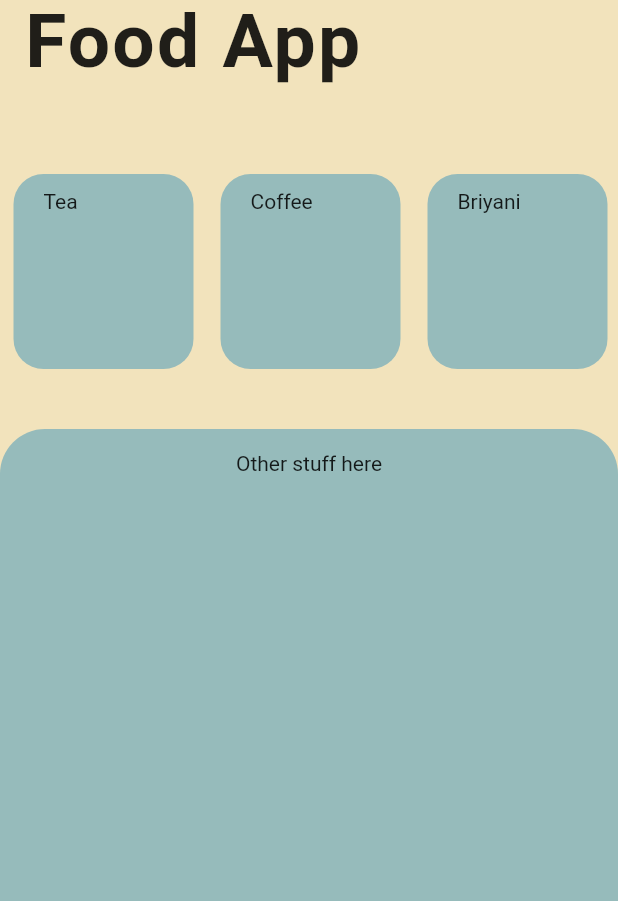
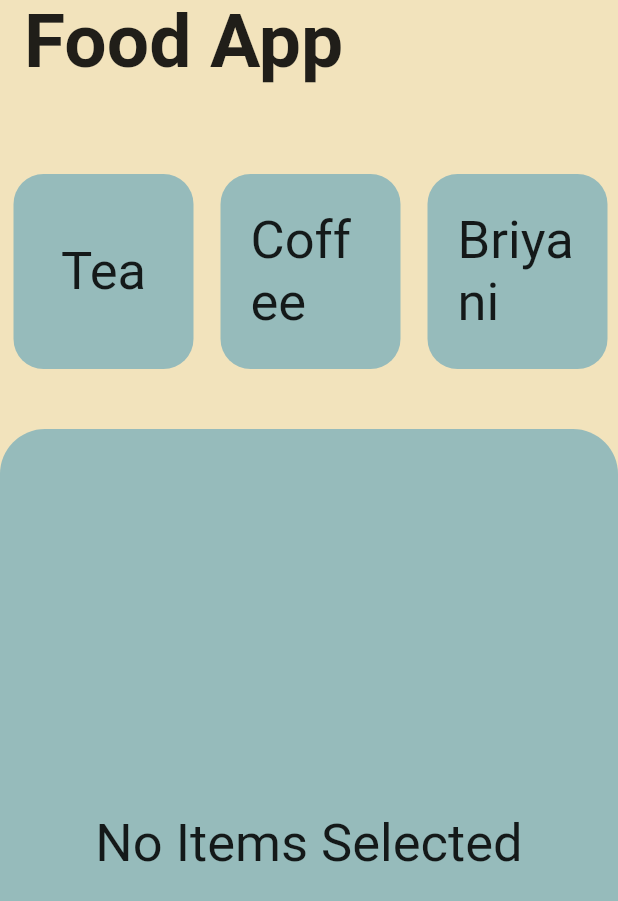
Before and after one commit to Cheyat-Dev/food_app, a Flutter app: the screen it shows after launch, on a phone screen of 412 x 824 dp. Shown: the top 901 px of the screen. Run offline on Flutter 3.47's test engine with Material 2 defaults, Android fonts, the phone set to English and light mode, and no system bars; Roboto replaces fonts that are missing (BigShoulders).

Commit message:
Implemented details

```diff
--- a/food_app/lib/Pages/home.dart
+++ b/food_app/lib/Pages/home.dart
@@ -1,5 +1,6 @@
 import 'package:flutter/material.dart';
 import 'package:food_app/models/food_item.dart';
+import 'package:food_app/widgets/Item_detail_widget.dart';
 import 'package:food_app/widgets/food_item_widget.dart';
 
 class Home extends StatefulWidget {
@@ -8,16 +9,26 @@ class Home extends StatefulWidget {
 }
 
 class _HomeState extends State<Home> {
-  List<FoodItemModel> recommendedItemsMock = [
-    FoodItemModel(itemName: 'Tea'),
-    FoodItemModel(itemName: 'Coffee'),
-    FoodItemModel(itemName: 'Briyani'),
-    FoodItemModel(itemName: 'Rice'),
-    FoodItemModel(itemName: 'Mutton'),
-  ];
+  FoodItemModel detailModel;
+
+  void castItemDetail(FoodItemModel model) {
+    setState(() {
+      detailModel = model;
+    });
+  }
 
   @override
   Widget build(BuildContext context) {
+    List<FoodItemModel> recommendedItemsMock = [
+      FoodItemModel(itemName: 'Tea', itemDetail: 'Tea for good times'),
+      FoodItemModel(
+          itemName: 'Coffee', itemDetail: 'Coffee for concerntrating!'),
+      FoodItemModel(
+          itemName: 'Briyani', itemDetail: 'Briyani for your salty times'),
+      FoodItemModel(itemName: 'Rice', itemDetail: 'Normal Food!'),
+      FoodItemModel(itemName: 'Mutton', itemDetail: 'Mutton for some fun times')
+    ];
+
     return Scaffold(
       appBar: AppBar(
         backgroundColor: Theme.of(context).primaryColor,
@@ -27,7 +38,6 @@ class _HomeState extends State<Home> {
           style: TextStyle(
             fontWeight: FontWeight.bold,
             fontSize: 50.0,
-            letterSpacing: 1.5,
             fontFamily: 'BigShoulders',
           ),
         ),
@@ -47,30 +57,22 @@ class _HomeState extends State<Home> {
                   itemCount: recommendedItemsMock.length,
                   itemBuilder: (context, index) {
                     FoodItemModel item = recommendedItemsMock[index];
-                    return FoodItem(
-                      item: item,
+                    return Padding(
+                      padding: const EdgeInsets.symmetric(horizontal: 9.0),
+                      child: GestureDetector(
+                        onTap: () {
+                          castItemDetail(recommendedItemsMock[index]);
+                        },
+                        child: FoodItem(
+                          item: item,
+                        ),
+                      ),
                     );
                   }),
             ),
             SizedBox(height: 30.0),
-            Expanded(
-              child: Container(
-                padding: const EdgeInsets.only(top: 15.0),
-                width: MediaQuery.of(context).size.width,
-                height: 100.0,
-                decoration: BoxDecoration(
-                  color: Theme.of(context).accentColor,
-                  borderRadius: BorderRadius.only(
-                    topLeft: Radius.circular(30.0),
-                    topRight: Radius.circular(30.0),
-                  ),
-                ),
-                child: Column(
-                  children: <Widget>[
-                    Text('Other stuff here'),
-                  ],
-                ),
-              ),
+            ItemDetail(
+              detailModel: detailModel,
             ),
           ],
         ),
--- a/food_app/lib/main.dart
+++ b/food_app/lib/main.dart
@@ -1,13 +1,11 @@
 import 'package:flutter/material.dart';
+import 'package:food_app/models/variables_models.dart';
 import 'Pages/home.dart';
 
 void main(List<String> args) {
   runApp(MaterialApp(
     debugShowCheckedModeBanner: false,
-    theme: ThemeData(
-      primaryColor: Color(0xFFF2E3BC),
-      accentColor: Color(0xFF96BBBB),
-    ),
+    theme: mainTheme,
     home: Home(),
   ));
 }
--- a/food_app/lib/models/food_item.dart
+++ b/food_app/lib/models/food_item.dart
@@ -1,5 +1,6 @@
 class FoodItemModel {
   String itemName;
+  String itemDetail;
 
-  FoodItemModel({this.itemName});
+  FoodItemModel({this.itemName, this.itemDetail});
 }
--- /dev/null
+++ b/food_app/lib/models/variables_models.dart
@@ -0,0 +1,11 @@
+import 'package:flutter/material.dart';
+
+TextStyle headStyle = new TextStyle(
+  fontFamily: 'BigShoulders',
+  fontSize: 35.0,
+);
+
+ThemeData mainTheme = new ThemeData(
+  primaryColor: Color(0xFFF2E3BC),
+  accentColor: Color(0xFF96BBBB),
+);
--- /dev/null
+++ b/food_app/lib/widgets/Item_detail_widget.dart
@@ -0,0 +1,68 @@
+import 'package:flutter/material.dart';
+import 'package:food_app/models/food_item.dart';
+import 'package:food_app/models/variables_models.dart';
+
+class ItemDetail extends StatefulWidget {
+  final FoodItemModel detailModel;
+  ItemDetail({this.detailModel});
+
+  @override
+  _ItemDetailState createState() => _ItemDetailState();
+}
+
+class _ItemDetailState extends State<ItemDetail> {
+  @override
+  Widget build(BuildContext context) {
+    return Expanded(
+      child: Container(
+        padding: const EdgeInsets.only(top: 15.0),
+        width: MediaQuery.of(context).size.width,
+        height: 100.0,
+        decoration: BoxDecoration(
+          color: Theme.of(context).accentColor,
+          borderRadius: BorderRadius.only(
+            topLeft: Radius.circular(30.0),
+            topRight: Radius.circular(30.0),
+          ),
+        ),
+        child: widget.detailModel == null
+            ? Center(
+                child: Text(
+                  'No Items Selected',
+                  style: headStyle,
+                ),
+              )
+            : Container(
+                child: Column(
+                  children: <Widget>[
+                    Text(
+                      widget.detailModel.itemName,
+                      style: headStyle,
+                    ),
+                    SizedBox(height: 20.0),
+                    Container(
+                      decoration: BoxDecoration(
+                        border: Border.all(width: 2.0),
+                      ),
+                      child: Image.asset(
+                        'assets/${widget.detailModel.itemName}.jpg',
+                        width: 300.0,
+                        height: 300.0,
+                        fit: BoxFit.cover,
+                      ),
+                    ),
+                    SizedBox(height: 20.0),
+                    Text(
+                      widget.detailModel.itemDetail,
+                      style: TextStyle(
+                          fontSize: 25.0,
+                          fontFamily: 'BigShoulders',
+                          letterSpacing: 2.0),
+                    ),
+                  ],
+                ),
+              ),
+      ),
+    );
+  }
+}
--- a/food_app/lib/widgets/food_item_widget.dart
+++ b/food_app/lib/widgets/food_item_widget.dart
@@ -1,8 +1,10 @@
 import 'package:flutter/material.dart';
 import 'package:food_app/models/food_item.dart';
+import 'package:food_app/models/variables_models.dart';
 
 class FoodItem extends StatefulWidget {
   final FoodItemModel item;
+
   FoodItem({this.item});
 
   @override
@@ -12,9 +14,7 @@ class FoodItem extends StatefulWidget {
 class _FoodItemState extends State<FoodItem> {
   @override
   Widget build(BuildContext context) {
-    return Padding(
-      padding: const EdgeInsets.symmetric(horizontal: 9.0),
-      child: Container(
+    return Container(
       padding: EdgeInsets.symmetric(
         horizontal: 20.0,
         vertical: 10.0,
@@ -24,7 +24,11 @@ class _FoodItemState extends State<FoodItem> {
         borderRadius: BorderRadius.circular(20.0),
       ),
       width: 120.0,
-        child: Text(widget.item.itemName),
+      child: Center(
+        child: Text(
+          widget.item.itemName,
+          style: headStyle,
+        ),
       ),
     );
   }
```
Also changed, not shown: food_app/assets/Briyani.jpg (added), food_app/assets/Coffee.jpg (added), food_app/assets/Mutton.jpg (added), food_app/assets/Rice.jpg (added), food_app/assets/Tea.jpg (added). Lines whose indentation alone changed are shown as unchanged.
